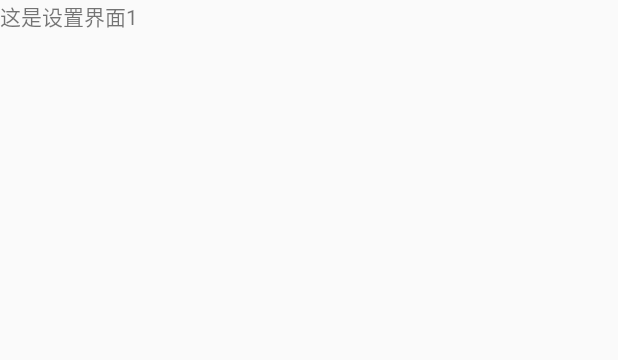
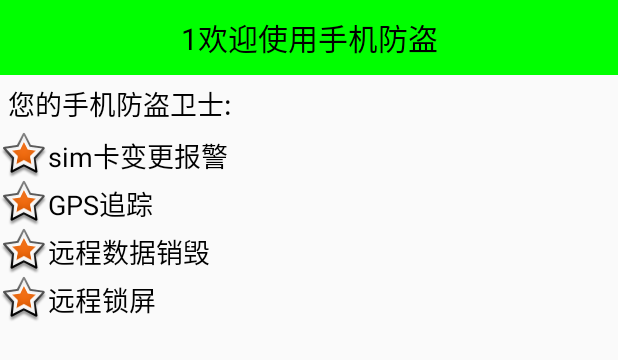
Before and after one commit to skriklgb/MobileSafe, an Android app: the layout activity_setup1.xml on its own in the app's theme, with its tools: preview values and no code run, on a phone screen of 412 x 824 dp. Shown: the top 360 px of the screen. Run offline under Robolectric (Android 15) with nearby library versions, the phone set to English and light mode, and no system bars.

Commit message:
3-5,导航界面一布局编写 模块：手机防盗模块 目的：导航界面1的布局

```diff
--- a/app/src/main/res/layout/activity_setup1.xml
+++ b/app/src/main/res/layout/activity_setup1.xml
@@ -7,9 +7,48 @@
     android:orientation="vertical"
     tools:context="skrik.lgb.mobilesafe.activity.Setup1Activity">
 
+   <TextView
+       style="@style/TitleStyle"
+       android:text="1欢迎使用手机防盗"/>
+
     <TextView
         android:layout_width="wrap_content"
         android:layout_height="wrap_content"
-        android:text="这是设置界面1"/>
+        android:text="您的手机防盗卫士:"
+        android:textSize="18sp"
+        android:textColor="@color/black"
+        android:layout_margin="5dp"/>
 
+    <TextView
+        android:layout_width="wrap_content"
+        android:layout_height="wrap_content"
+        android:text="sim卡变更报警"
+        android:textSize="18sp"
+        android:textColor="@color/black"
+        android:gravity="center_vertical"
+        android:drawableLeft="@android:drawable/star_big_on"/>
+    <TextView
+        android:layout_width="wrap_content"
+        android:layout_height="wrap_content"
+        android:text="GPS追踪"
+        android:textSize="18sp"
+        android:textColor="@color/black"
+        android:gravity="center_vertical"
+        android:drawableLeft="@android:drawable/star_big_on"/>
+    <TextView
+        android:layout_width="wrap_content"
+        android:layout_height="wrap_content"
+        android:text="远程数据销毁"
+        android:textSize="18sp"
+        android:textColor="@color/black"
+        android:gravity="center_vertical"
+        android:drawableLeft="@android:drawable/star_big_on"/>
+    <TextView
+        android:layout_width="wrap_content"
+        android:layout_height="wrap_content"
+        android:text="远程锁屏"
+        android:textSize="18sp"
+        android:textColor="@color/black"
+        android:gravity="center_vertical"
+        android:drawableLeft="@android:drawable/star_big_on"/>
 </LinearLayout>
```
